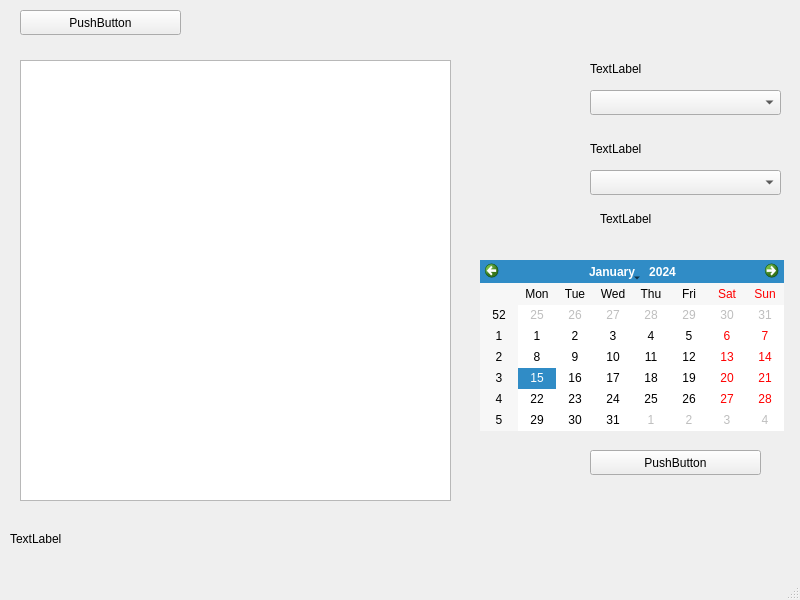
sfgithubng/qt-diplom, file mainwindow.ui: the form before one commit.
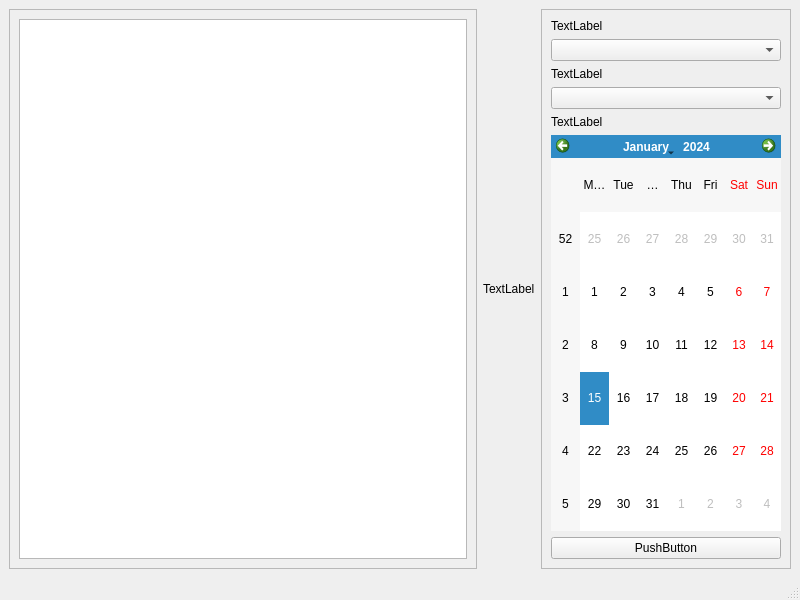
The form after the commit.

Diff of the .ui file:
```diff
--- a/mainwindow.ui
+++ b/mainwindow.ui
@@ -14,124 +14,85 @@
    <string>MainWindow</string>
   </property>
   <widget class="QWidget" name="centralwidget">
+   <layout class="QHBoxLayout" name="horizontalLayout">
+    <item>
+     <widget class="QFrame" name="frame">
+      <property name="frameShape">
+       <enum>QFrame::StyledPanel</enum>
+      </property>
+      <property name="frameShadow">
+       <enum>QFrame::Raised</enum>
+      </property>
+      <layout class="QHBoxLayout" name="horizontalLayout_2">
+       <item>
+        <widget class="QTableWidget" name="flightsTable"/>
+       </item>
+      </layout>
+     </widget>
+    </item>
+    <item>
    <widget class="QLabel" name="dbConnStatusLabel">
-    <property name="geometry">
-     <rect>
-      <x>10</x>
-      <y>530</y>
-      <width>281</width>
-      <height>17</height>
-     </rect>
-    </property>
     <property name="text">
      <string>TextLabel</string>
     </property>
    </widget>
-   <widget class="QComboBox" name="airportSelector">
-    <property name="geometry">
-     <rect>
-      <x>590</x>
-      <y>90</y>
-      <width>191</width>
-      <height>25</height>
-     </rect>
-    </property>
-   </widget>
+    </item>
+    <item>
+     <widget class="QFrame" name="frame_2">
+      <property name="maximumSize">
+       <size>
+        <width>250</width>
+        <height>16777215</height>
+       </size>
+      </property>
+      <property name="frameShape">
+       <enum>QFrame::StyledPanel</enum>
+      </property>
+      <property name="frameShadow">
+       <enum>QFrame::Raised</enum>
+      </property>
+      <layout class="QVBoxLayout" name="verticalLayout">
+       <item>
    <widget class="QLabel" name="airportSelectorLabel">
-    <property name="geometry">
-     <rect>
-      <x>590</x>
-      <y>60</y>
-      <width>171</width>
-      <height>17</height>
-     </rect>
-    </property>
     <property name="text">
      <string>TextLabel</string>
     </property>
    </widget>
-   <widget class="QComboBox" name="directionSelector">
-    <property name="geometry">
-     <rect>
-      <x>590</x>
-      <y>170</y>
-      <width>191</width>
-      <height>25</height>
-     </rect>
-    </property>
-   </widget>
+       </item>
+       <item>
+        <widget class="QComboBox" name="airportSelector"/>
+       </item>
+       <item>
    <widget class="QLabel" name="directionSelectorLabel">
-    <property name="geometry">
-     <rect>
-      <x>590</x>
-      <y>140</y>
-      <width>181</width>
-      <height>17</height>
-     </rect>
-    </property>
     <property name="text">
      <string>TextLabel</string>
     </property>
    </widget>
+       </item>
+       <item>
+        <widget class="QComboBox" name="directionSelector"/>
+       </item>
+       <item>
    <widget class="QLabel" name="dateSelectorLabel">
-    <property name="geometry">
-     <rect>
-      <x>600</x>
-      <y>210</y>
-      <width>181</width>
-      <height>17</height>
-     </rect>
-    </property>
     <property name="text">
      <string>TextLabel</string>
     </property>
    </widget>
-   <widget class="QCalendarWidget" name="dateSelector">
-    <property name="geometry">
-     <rect>
-      <x>480</x>
-      <y>260</y>
-      <width>304</width>
-      <height>171</height>
-     </rect>
-    </property>
-   </widget>
+       </item>
+       <item>
+        <widget class="QCalendarWidget" name="dateSelector"/>
+       </item>
+       <item>
    <widget class="QPushButton" name="getFlightsButton">
-    <property name="geometry">
-     <rect>
-      <x>590</x>
-      <y>450</y>
-      <width>171</width>
-      <height>25</height>
-     </rect>
-    </property>
     <property name="text">
      <string>PushButton</string>
     </property>
    </widget>
-   <widget class="QTableWidget" name="flightsTable">
-    <property name="geometry">
-     <rect>
-      <x>20</x>
-      <y>60</y>
-      <width>431</width>
-      <height>441</height>
-     </rect>
-    </property>
-   </widget>
-   <widget class="QPushButton" name="flightStatsButton">
-    <property name="geometry">
-     <rect>
-      <x>20</x>
-      <y>10</y>
-      <width>161</width>
-      <height>25</height>
-     </rect>
-    </property>
-    <property name="text">
-     <string>PushButton</string>
-    </property>
-   </widget>
+       </item>
+      </layout>
+     </widget>
+    </item>
+   </layout>
   </widget>
   <widget class="QMenuBar" name="menubar">
    <property name="geometry">
```
Lines whose indentation alone changed are shown as unchanged.
